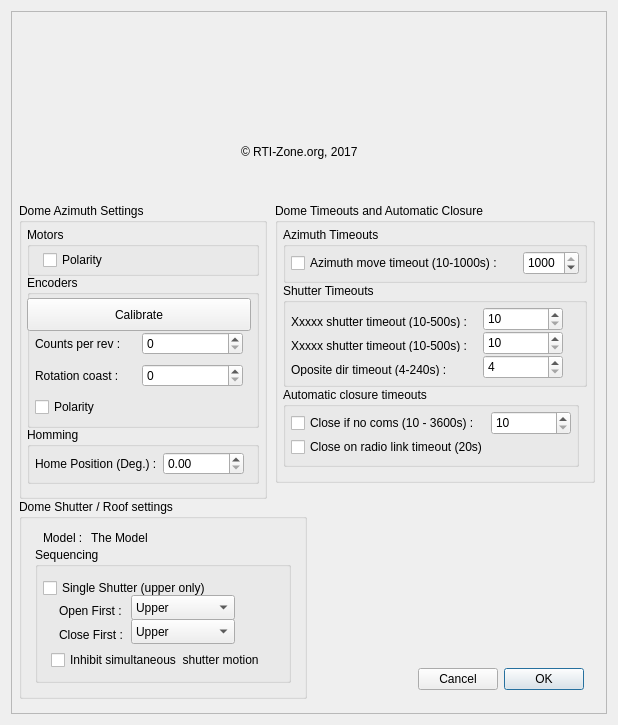
rpineau/DomePro, file DomePro.ui: the form before one commit.
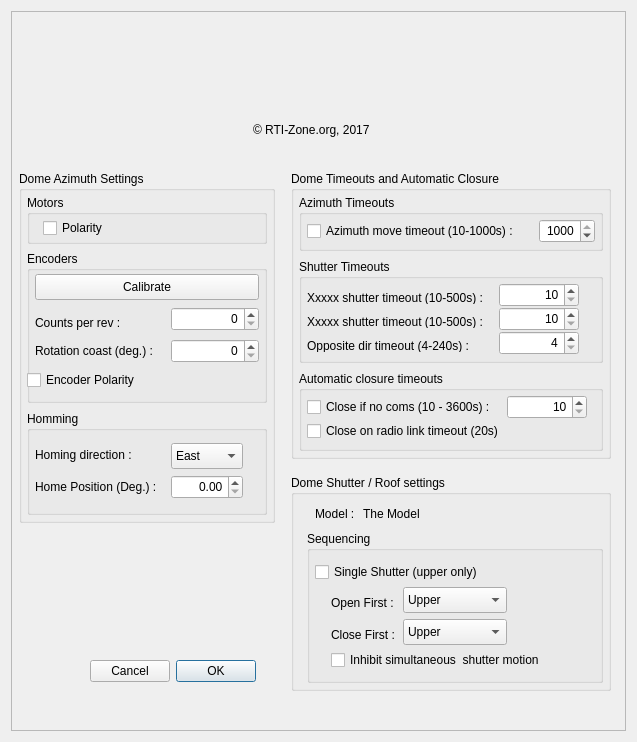
The form after the commit. Icons and pictures are not drawn. Custom widgets are drawn as their Qt base class.

Commit message: Added some file logging. Fix some UI ussies.

```diff
--- a/DomePro.ui
+++ b/DomePro.ui
@@ -6,8 +6,8 @@
    <rect>
     <x>0</x>
     <y>0</y>
-    <width>618</width>
-    <height>725</height>
+    <width>637</width>
+    <height>742</height>
    </rect>
   </property>
   <property name="minimumSize">
@@ -53,9 +53,9 @@
       <property name="geometry">
        <rect>
         <x>8</x>
-        <y>192</y>
-        <width>248</width>
-        <height>296</height>
+        <y>160</y>
+        <width>256</width>
+        <height>352</height>
        </rect>
       </property>
       <property name="title">
@@ -65,9 +65,9 @@
        <property name="geometry">
         <rect>
          <x>8</x>
-         <y>72</y>
-         <width>232</width>
-         <height>153</height>
+         <y>80</y>
+         <width>240</width>
+         <height>152</height>
         </rect>
        </property>
        <property name="title">
@@ -76,82 +76,83 @@
        <widget class="QPushButton" name="pushButton">
         <property name="geometry">
          <rect>
-          <x>0</x>
+          <x>8</x>
           <y>23</y>
           <width>224</width>
-          <height>33</height>
+          <height>26</height>
          </rect>
         </property>
         <property name="text">
          <string>Calibrate</string>
         </property>
        </widget>
-       <widget class="QWidget" name="">
+       <widget class="QCheckBox" name="checkBox_2">
         <property name="geometry">
          <rect>
-          <x>8</x>
-          <y>56</y>
-          <width>208</width>
-          <height>25</height>
-         </rect>
-        </property>
-        <layout class="QHBoxLayout" name="horizontalLayout">
-         <item alignment="Qt::AlignLeft">
-          <widget class="QLabel" name="label">
-           <property name="text">
-            <string>Counts per rev :</string>
-           </property>
-          </widget>
-         </item>
-         <item>
-          <widget class="QSpinBox" name="ticksPerRev">
-           <property name="maximum">
-            <number>65535</number>
-           </property>
-          </widget>
-         </item>
-        </layout>
-       </widget>
-       <widget class="QWidget" name="verticalLayoutWidget">
-        <property name="geometry">
-         <rect>
-          <x>8</x>
-          <y>88</y>
-          <width>208</width>
-          <height>25</height>
-         </rect>
-        </property>
-        <layout class="QHBoxLayout" name="horizontalLayout_3">
-         <item>
-          <widget class="QLabel" name="label_3">
-           <property name="text">
-            <string>Rotation coast : </string>
-           </property>
-          </widget>
-         </item>
-         <item>
-          <widget class="QSpinBox" name="spinBox"/>
-         </item>
-        </layout>
-       </widget>
-       <widget class="QWidget" name="horizontalLayoutWidget">
-        <property name="geometry">
-         <rect>
-          <x>8</x>
+          <x>0</x>
           <y>120</y>
-          <width>208</width>
-          <height>25</height>
+          <width>136</width>
+          <height>18</height>
          </rect>
         </property>
-        <layout class="QHBoxLayout" name="horizontalLayout_5">
-         <item>
-          <widget class="QCheckBox" name="checkBox_2">
-           <property name="text">
-            <string>Polarity</string>
-           </property>
-          </widget>
-         </item>
-        </layout>
+        <property name="text">
+         <string>Encoder Polarity</string>
+        </property>
+       </widget>
+       <widget class="QLabel" name="label_3">
+        <property name="geometry">
+         <rect>
+          <x>8</x>
+          <y>88</y>
+          <width>128</width>
+          <height>24</height>
+         </rect>
+        </property>
+        <property name="text">
+         <string>Rotation coast (deg.) : </string>
+        </property>
+       </widget>
+       <widget class="QSpinBox" name="spinBox">
+        <property name="geometry">
+         <rect>
+          <x>144</x>
+          <y>88</y>
+          <width>88</width>
+          <height>24</height>
+         </rect>
+        </property>
+        <property name="alignment">
+         <set>Qt::AlignRight|Qt::AlignTrailing|Qt::AlignVCenter</set>
+        </property>
+       </widget>
+       <widget class="QLabel" name="label">
+        <property name="geometry">
+         <rect>
+          <x>8</x>
+          <y>64</y>
+          <width>96</width>
+          <height>16</height>
+         </rect>
+        </property>
+        <property name="text">
+         <string>Counts per rev :</string>
+        </property>
+       </widget>
+       <widget class="QSpinBox" name="ticksPerRev">
+        <property name="geometry">
+         <rect>
+          <x>144</x>
+          <y>56</y>
+          <width>88</width>
+          <height>24</height>
+         </rect>
+        </property>
+        <property name="alignment">
+         <set>Qt::AlignRight|Qt::AlignTrailing|Qt::AlignVCenter</set>
+        </property>
+        <property name="maximum">
+         <number>65535</number>
+        </property>
        </widget>
       </widget>
       <widget class="QGroupBox" name="groupBox">
@@ -159,7 +160,7 @@
         <rect>
          <x>8</x>
          <y>24</y>
-         <width>232</width>
+         <width>240</width>
          <height>49</height>
         </rect>
        </property>
@@ -184,49 +185,85 @@
        <property name="geometry">
         <rect>
          <x>8</x>
-         <y>224</y>
-         <width>232</width>
-         <height>57</height>
+         <y>240</y>
+         <width>240</width>
+         <height>104</height>
         </rect>
        </property>
        <property name="title">
         <string>Homming</string>
        </property>
-       <widget class="QWidget" name="">
+       <widget class="QLabel" name="label_2">
         <property name="geometry">
          <rect>
           <x>8</x>
-          <y>24</y>
-          <width>209</width>
+          <y>64</y>
+          <width>132</width>
+          <height>24</height>
+         </rect>
+        </property>
+        <property name="text">
+         <string>Home Position (Deg.) :</string>
+        </property>
+       </widget>
+       <widget class="QDoubleSpinBox" name="homePosition">
+        <property name="geometry">
+         <rect>
+          <x>144</x>
+          <y>64</y>
+          <width>72</width>
+          <height>24</height>
+         </rect>
+        </property>
+        <property name="alignment">
+         <set>Qt::AlignRight|Qt::AlignTrailing|Qt::AlignVCenter</set>
+        </property>
+        <property name="maximum">
+         <double>359.990000000000009</double>
+        </property>
+       </widget>
+       <widget class="QLabel" name="label_12">
+        <property name="geometry">
+         <rect>
+          <x>8</x>
+          <y>32</y>
+          <width>104</width>
+          <height>24</height>
+         </rect>
+        </property>
+        <property name="text">
+         <string>Homing direction :</string>
+        </property>
+       </widget>
+       <widget class="QComboBox" name="comboBox_3">
+        <property name="geometry">
+         <rect>
+          <x>144</x>
+          <y>32</y>
+          <width>72</width>
           <height>26</height>
          </rect>
         </property>
-        <layout class="QHBoxLayout" name="horizontalLayout_2">
-         <item>
-          <widget class="QLabel" name="label_2">
-           <property name="text">
-            <string>Home Position (Deg.) :</string>
-           </property>
-          </widget>
-         </item>
-         <item>
-          <widget class="QDoubleSpinBox" name="homePosition">
-           <property name="maximum">
-            <double>359.990000000000009</double>
-           </property>
-          </widget>
-         </item>
-        </layout>
+        <item>
+         <property name="text">
+          <string>East</string>
+         </property>
+        </item>
+        <item>
+         <property name="text">
+          <string>West</string>
+         </property>
+        </item>
        </widget>
       </widget>
      </widget>
      <widget class="QGroupBox" name="groupBox_3">
       <property name="geometry">
        <rect>
-        <x>8</x>
-        <y>488</y>
-        <width>288</width>
-        <height>200</height>
+        <x>280</x>
+        <y>464</y>
+        <width>320</width>
+        <height>216</height>
        </rect>
       </property>
       <property name="title">
@@ -262,9 +299,9 @@
        <property name="geometry">
         <rect>
          <x>16</x>
-         <y>48</y>
-         <width>256</width>
-         <height>136</height>
+         <y>56</y>
+         <width>296</width>
+         <height>152</height>
         </rect>
        </property>
        <property name="title">
@@ -287,7 +324,7 @@
         <property name="geometry">
          <rect>
           <x>24</x>
-          <y>56</y>
+          <y>64</y>
           <width>72</width>
           <height>16</height>
          </rect>
@@ -300,9 +337,9 @@
         <property name="geometry">
          <rect>
           <x>96</x>
-          <y>48</y>
+          <y>56</y>
           <width>104</width>
-          <height>25</height>
+          <height>26</height>
          </rect>
         </property>
         <item>
@@ -320,7 +357,7 @@
         <property name="geometry">
          <rect>
           <x>24</x>
-          <y>80</y>
+          <y>96</y>
           <width>72</width>
           <height>16</height>
          </rect>
@@ -333,9 +370,9 @@
         <property name="geometry">
          <rect>
           <x>96</x>
-          <y>72</y>
+          <y>88</y>
           <width>104</width>
-          <height>25</height>
+          <height>26</height>
          </rect>
         </property>
         <item>
@@ -352,8 +389,8 @@
        <widget class="QCheckBox" name="checkBox_4">
         <property name="geometry">
          <rect>
-          <x>16</x>
-          <y>104</y>
+          <x>24</x>
+          <y>120</y>
           <width>224</width>
           <height>18</height>
          </rect>
@@ -367,10 +404,10 @@
      <widget class="QGroupBox" name="groupBox_6">
       <property name="geometry">
        <rect>
-        <x>264</x>
-        <y>192</y>
+        <x>280</x>
+        <y>160</y>
         <width>320</width>
-        <height>280</height>
+        <height>288</height>
        </rect>
       </property>
       <property name="title">
@@ -410,6 +447,9 @@
           <height>24</height>
          </rect>
         </property>
+        <property name="alignment">
+         <set>Qt::AlignRight|Qt::AlignTrailing|Qt::AlignVCenter</set>
+        </property>
         <property name="minimum">
          <number>10</number>
         </property>
@@ -425,7 +465,7 @@
        <property name="geometry">
         <rect>
          <x>8</x>
-         <y>80</y>
+         <y>88</y>
          <width>304</width>
          <height>104</height>
         </rect>
@@ -464,12 +504,12 @@
          <rect>
           <x>8</x>
           <y>80</y>
-          <width>192</width>
+          <width>184</width>
           <height>13</height>
          </rect>
         </property>
         <property name="text">
-         <string>Oposite dir timeout (4-240s) :</string>
+         <string>Opposite dir timeout (4-240s) :</string>
         </property>
        </widget>
        <widget class="QSpinBox" name="spinBox_3">
@@ -481,6 +521,9 @@
           <height>24</height>
          </rect>
         </property>
+        <property name="alignment">
+         <set>Qt::AlignRight|Qt::AlignTrailing|Qt::AlignVCenter</set>
+        </property>
         <property name="minimum">
          <number>10</number>
         </property>
@@ -497,6 +540,9 @@
           <height>24</height>
          </rect>
         </property>
+        <property name="alignment">
+         <set>Qt::AlignRight|Qt::AlignTrailing|Qt::AlignVCenter</set>
+        </property>
         <property name="minimum">
          <number>10</number>
         </property>
@@ -513,6 +559,9 @@
           <height>24</height>
          </rect>
         </property>
+        <property name="alignment">
+         <set>Qt::AlignRight|Qt::AlignTrailing|Qt::AlignVCenter</set>
+        </property>
         <property name="minimum">
          <number>4</number>
         </property>
@@ -528,8 +577,8 @@
        <property name="geometry">
         <rect>
          <x>8</x>
-         <y>184</y>
-         <width>296</width>
+         <y>200</y>
+         <width>304</width>
          <height>80</height>
         </rect>
        </property>
@@ -558,6 +607,9 @@
           <height>24</height>
          </rect>
         </property>
+        <property name="alignment">
+         <set>Qt::AlignRight|Qt::AlignTrailing|Qt::AlignVCenter</set>
+        </property>
         <property name="minimum">
          <number>10</number>
         </property>
@@ -580,13 +632,13 @@
        </widget>
       </widget>
      </widget>
-     <widget class="QWidget" name="">
+     <widget class="QWidget" name="layoutWidget">
       <property name="geometry">
        <rect>
-        <x>128</x>
+        <x>160</x>
         <y>8</y>
-        <width>322</width>
-        <height>175</height>
+        <width>281</width>
+        <height>145</height>
        </rect>
       </property>
       <layout class="QGridLayout" name="gridLayout_4">
@@ -615,11 +667,11 @@
        </item>
       </layout>
      </widget>
-     <widget class="QWidget" name="">
+     <widget class="QWidget" name="layoutWidget">
       <property name="geometry">
        <rect>
-        <x>360</x>
-        <y>648</y>
+        <x>32</x>
+        <y>640</y>
         <width>213</width>
         <height>40</height>
        </rect>
```
Left out of the diff: 4 changed lines with no effect on the pictures. The commit also changes 3 other files.
